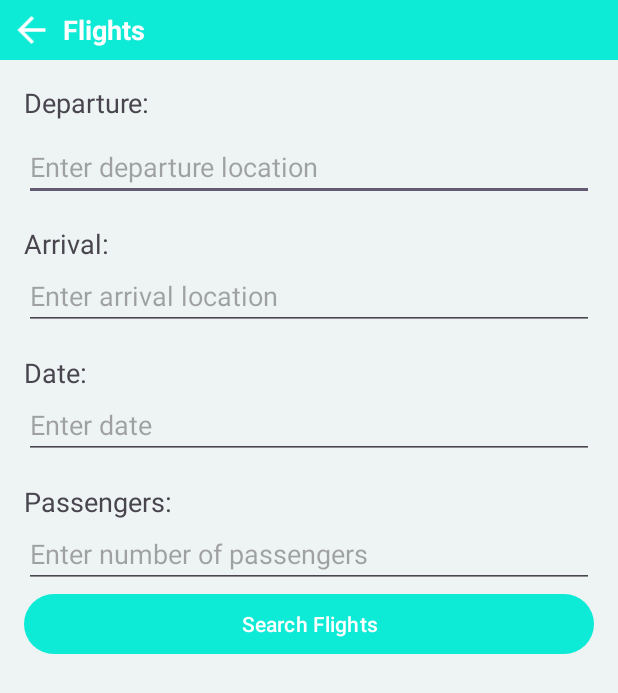
After one commit to collin-Kipkorir/WanderEase---Your-Ultimate-Travel-Companion, an Android app: the FlightActivity screen opened directly, with no data from a screen before it, on a phone screen of 412 x 824 dp. The commit adds this screen. Shown: the top 693 px of the screen. Run offline under Robolectric (Android 15) with nearby library versions, the phone set to English and light mode, and no system bars.

Commit message:
Merge remote-tracking branch 'origin/main'

```diff
--- a/app/src/main/AndroidManifest.xml
+++ b/app/src/main/AndroidManifest.xml
@@ -27,6 +27,9 @@
         android:supportsRtl="true"
         android:theme="@style/Theme.WanderEase"
         tools:targetApi="31">
+        <activity
+            android:name=".FlightActivity"
+            android:exported="false" />
         <activity
             android:name=".TripsActivity"
             android:exported="false" />
--- /dev/null
+++ b/app/src/main/java/com/wanderease/travelcompanion/FlightActivity.java
@@ -0,0 +1,63 @@
+package com.wanderease.travelcompanion;
+
+import android.content.Intent;
+import android.os.Bundle;
+import android.view.View;
+import android.widget.Button;
+import android.widget.EditText;
+import android.widget.Toast;
+
+import androidx.appcompat.app.AppCompatActivity;
+
+public class FlightActivity extends AppCompatActivity {
+
+    private EditText editDeparture, editArrival, editDate, editPassengers;
+    private Button buttonSearch;
+
+    @Override
+    protected void onCreate(Bundle savedInstanceState) {
+        super.onCreate(savedInstanceState);
+        setContentView(R.layout.activity_flight);
+
+        // Initialize UI elements
+        editDeparture = findViewById(R.id.editDeparture);
+        editArrival = findViewById(R.id.editArrival);
+        editDate = findViewById(R.id.editDate);
+        editPassengers = findViewById(R.id.editPassengers);
+        buttonSearch = findViewById(R.id.buttonSearch);
+
+        // Set click listener for search button
+        buttonSearch.setOnClickListener(new View.OnClickListener() {
+            @Override
+            public void onClick(View v) {
+                searchFlights();
+            }
+        });
+    }
+
+    private void searchFlights() {
+        // Dummy implementation for demonstration
+        String departure = editDeparture.getText().toString();
+        String arrival = editArrival.getText().toString();
+        String date = editDate.getText().toString();
+        String passengers = editPassengers.getText().toString();
+
+        // Validate inputs
+        if (departure.isEmpty() || arrival.isEmpty() || date.isEmpty() || passengers.isEmpty()) {
+            Toast.makeText(this, "Please fill in all fields", Toast.LENGTH_SHORT).show();
+            return;
+        }
+
+        // Perform flight search (API integration would be done here)
+        // For demonstration, just display a toast with search criteria
+        String message = "Searching flights...\nDeparture: " + departure + "\nArrival: " + arrival
+                + "\nDate: " + date + "\nPassengers: " + passengers;
+        Toast.makeText(this, message, Toast.LENGTH_LONG).show();
+    }
+
+    public void goMain(View view) {
+        Intent intent = new Intent(this, MainActivity.class);
+        startActivity(intent);
+        finish();
+    }
+}
--- a/app/src/main/java/com/wanderease/travelcompanion/HomeFragment.java
+++ b/app/src/main/java/com/wanderease/travelcompanion/HomeFragment.java
@@ -55,7 +55,7 @@ public class HomeFragment extends Fragment {
 
     private static final int LOCATION_PERMISSION_REQUEST_CODE = 1;
     private TextView tvWelcomeMessage;
-    private ImageView rooms, trips;
+    private ImageView rooms, trips, flight;
 
     public HomeFragment() {
         // Required empty public constructor
@@ -76,6 +76,14 @@ public class HomeFragment extends Fragment {
         tvUserLocation = view.findViewById(R.id.tv_user_location);
         rooms = view.findViewById(R.id.rooms);
         trips = view.findViewById(R.id.trips);
+        flight = view.findViewById(R.id.flight);
+        flight.setOnClickListener(new View.OnClickListener() {
+            @Override
+            public void onClick(View v) {
+                Intent intent = new Intent(getActivity(), FlightActivity.class);
+                startActivity(intent);
+            }
+        });
         rooms.setOnClickListener(new View.OnClickListener() {
             @Override
             public void onClick(View v) {
--- a/app/src/main/java/com/wanderease/travelcompanion/TripsActivity.java
+++ b/app/src/main/java/com/wanderease/travelcompanion/TripsActivity.java
@@ -3,14 +3,18 @@ package com.wanderease.travelcompanion;
 import android.app.Dialog;
 import android.content.Context;
 import android.content.SharedPreferences;
+import android.os.Build;
 import android.os.Bundle;
 import android.view.LayoutInflater;
 import android.view.View;
+import android.view.Window;
+import android.view.WindowManager;
 import android.widget.Button;
 import android.widget.EditText;
 import android.widget.Toast;
 
 import androidx.appcompat.app.AppCompatActivity;
+import androidx.core.content.ContextCompat;
 import androidx.recyclerview.widget.LinearLayoutManager;
 import androidx.recyclerview.widget.RecyclerView;
 
@@ -36,7 +40,12 @@ public class TripsActivity extends AppCompatActivity {
     protected void onCreate(Bundle savedInstanceState) {
         super.onCreate(savedInstanceState);
         setContentView(R.layout.activity_trips);
-
+        // Set status bar color
+        if (Build.VERSION.SDK_INT >= Build.VERSION_CODES.LOLLIPOP) {
+            Window window = getWindow();
+            window.addFlags(WindowManager.LayoutParams.FLAG_DRAWS_SYSTEM_BAR_BACKGROUNDS);
+            window.setStatusBarColor(ContextCompat.getColor(this, R.color.black));
+        }
         tripRecyclerView = findViewById(R.id.tripRecyclerView);
         tripList = new ArrayList<>();
         tripAdapter = new TripAdapter(tripList);
@@ -118,4 +127,5 @@ public class TripsActivity extends AppCompatActivity {
         editor.putString(TRIPS_KEY, json);
         editor.apply();
     }
+
 }
--- /dev/null
+++ b/app/src/main/res/layout/activity_flight.xml
@@ -0,0 +1,123 @@
+<!-- activity_flight.xml -->
+<RelativeLayout xmlns:android="http://schemas.android.com/apk/res/android"
+    xmlns:tools="http://schemas.android.com/tools"
+    android:layout_width="match_parent"
+    android:layout_height="match_parent"
+    tools:context=".FlightActivity">
+
+    <LinearLayout
+        android:layout_width="match_parent"
+        android:layout_height="match_parent"
+        android:background="@color/grey"
+        android:orientation="vertical">
+
+        <LinearLayout
+            android:layout_width="match_parent"
+            android:layout_height="40dp"
+            android:background="@color/bgr"
+            android:orientation="horizontal">
+
+            <ImageView
+                android:layout_width="30dp"
+                android:layout_height="match_parent"
+                android:layout_gravity="center"
+                android:layout_margin="6dp"
+                android:onClick="goMain"
+                android:src="@drawable/back" />
+
+            <TextView
+                android:layout_width="wrap_content"
+                android:layout_height="match_parent"
+                android:gravity="center"
+                android:text="Flights"
+                android:textColor="@color/white"
+                android:textSize="18sp"
+                android:textStyle="bold" />
+        </LinearLayout>
+
+        <ScrollView
+            android:layout_width="match_parent"
+            android:layout_height="wrap_content"
+            android:layout_marginBottom="50dp"
+            android:padding="16dp">
+
+            <!-- Content that can be scrolled -->
+            <LinearLayout
+                android:layout_width="match_parent"
+                android:layout_height="match_parent"
+                android:orientation="vertical">
+                <!-- UI elements -->
+                <TextView
+                    android:id="@+id/textDeparture"
+                    android:layout_width="wrap_content"
+                    android:layout_height="wrap_content"
+                    android:layout_marginBottom="8dp"
+                    android:text="Departure:"
+                    android:textSize="18sp" />
+
+                <EditText
+                    android:id="@+id/editDeparture"
+                    android:layout_width="match_parent"
+                    android:layout_height="wrap_content"
+                    android:layout_below="@id/textDeparture"
+                    android:hint="Enter departure location" />
+
+                <TextView
+                    android:id="@+id/textArrival"
+                    android:layout_width="wrap_content"
+                    android:layout_height="wrap_content"
+                    android:layout_below="@id/editDeparture"
+                    android:layout_marginTop="16dp"
+                    android:text="Arrival:"
+                    android:textSize="18sp" />
+
+                <EditText
+                    android:id="@+id/editArrival"
+                    android:layout_width="match_parent"
+                    android:layout_height="wrap_content"
+                    android:layout_below="@id/textArrival"
+                    android:hint="Enter arrival location" />
+
+                <TextView
+                    android:id="@+id/textDate"
+                    android:layout_width="wrap_content"
+                    android:layout_height="wrap_content"
+                    android:layout_below="@id/editArrival"
+                    android:layout_marginTop="16dp"
+                    android:text="Date:"
+                    android:textSize="18sp" />
+
+                <EditText
+                    android:id="@+id/editDate"
+                    android:layout_width="match_parent"
+                    android:layout_height="wrap_content"
+                    android:layout_below="@id/textDate"
+                    android:hint="Enter date" />
+
+                <TextView
+                    android:id="@+id/textPassengers"
+                    android:layout_width="wrap_content"
+                    android:layout_height="wrap_content"
+                    android:layout_below="@id/editDate"
+                    android:layout_marginTop="16dp"
+                    android:text="Passengers:"
+                    android:textSize="18sp" />
+
+                <EditText
+                    android:id="@+id/editPassengers"
+                    android:layout_width="match_parent"
+                    android:layout_height="wrap_content"
+                    android:layout_below="@id/textPassengers"
+                    android:hint="Enter number of passengers" />
+
+                <Button
+                    android:id="@+id/buttonSearch"
+                    android:layout_width="match_parent"
+                    android:layout_height="wrap_content"
+                    android:layout_below="@id/editPassengers"
+                    android:text="Search Flights" />
+
+            </LinearLayout>
+        </ScrollView>
+    </LinearLayout>
+</RelativeLayout>
--- a/app/src/main/res/layout/fragment_home.xml
+++ b/app/src/main/res/layout/fragment_home.xml
@@ -258,6 +258,7 @@
                                             app:cardCornerRadius="50dp">
 
                                             <ImageView
+                                                android:id="@+id/flight"
                                                 android:layout_width="match_parent"
                                                 android:layout_height="match_parent"
                                                 android:layout_gravity="center"
```
